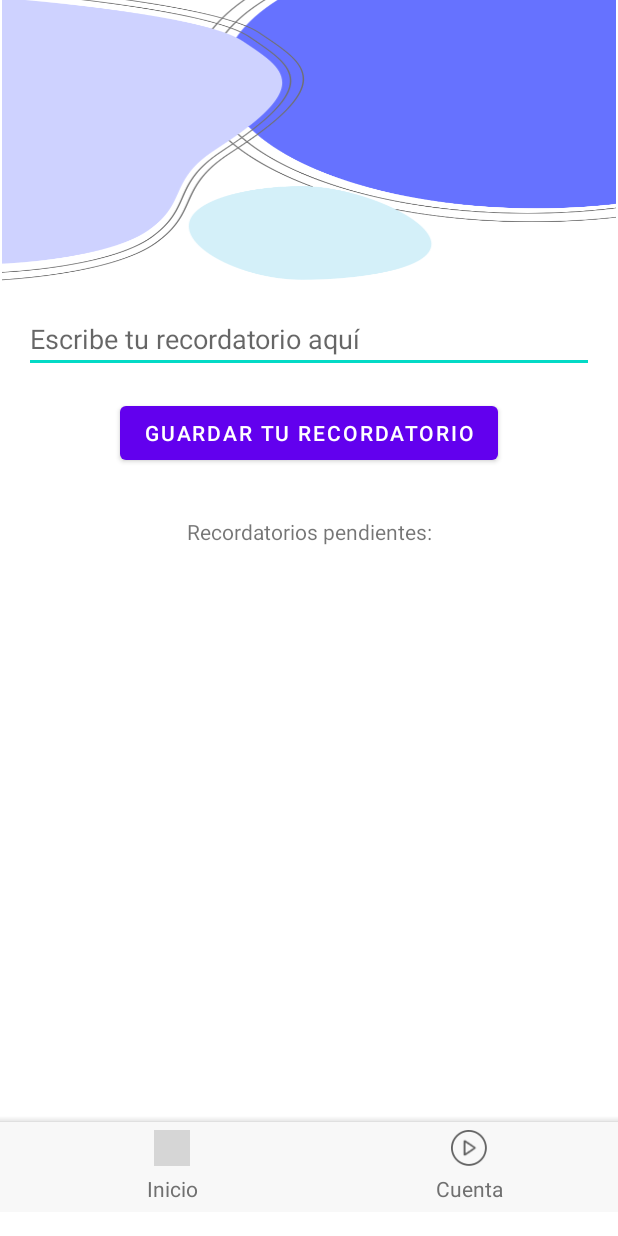
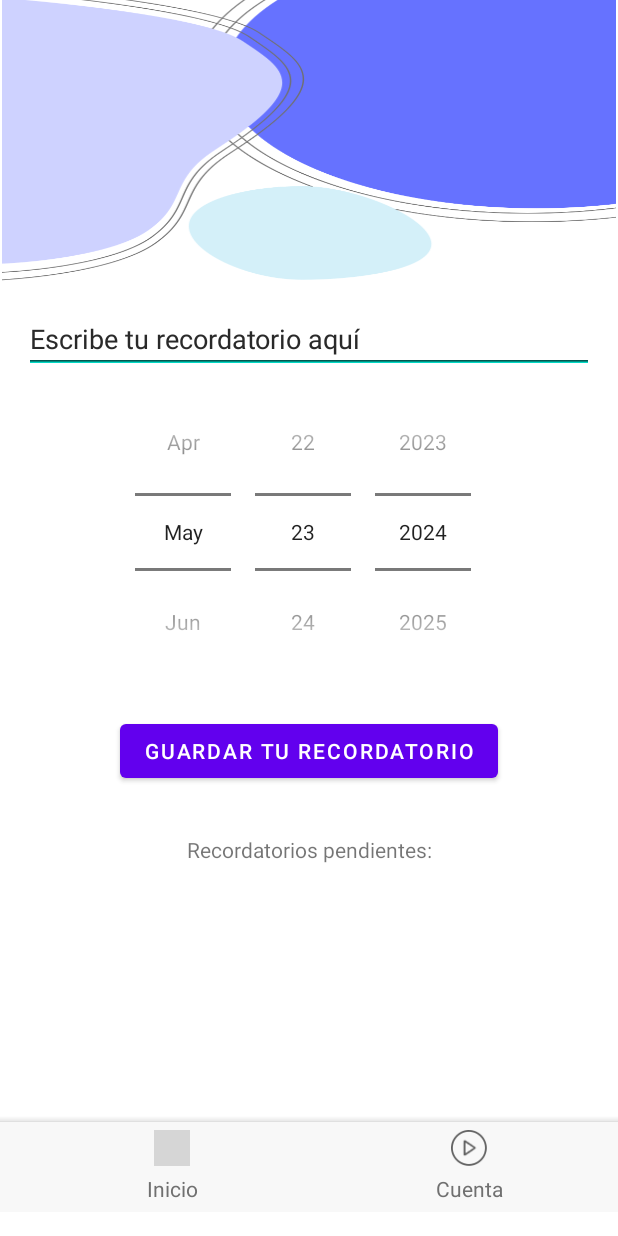
Before and after one commit to Educandoapp/Educandoapp-PracticaProfesionalizante-WEB, an Android app: the Recordatorio screen opened directly, with no data from a screen before it, on a phone screen of 412 x 824 dp. Run offline under Robolectric (Android 15) with nearby library versions, the phone set to English and light mode, and no system bars; grey boxes are pictures that could not be loaded.

Commit message:
Se agrega la opcion de seleccionar la fecha en el recordatorio

```diff
--- a/Educando-app/educandoapp/educandoapp/app/src/main/res/layout/activity_recordatorio.xml
+++ b/Educando-app/educandoapp/educandoapp/app/src/main/res/layout/activity_recordatorio.xml
@@ -28,12 +28,34 @@
         android:layout_marginStart="16dp"
         android:layout_marginEnd="16dp"/>
 
+    <EditText
+        android:id="@+id/editTextRecordatorio1"
+        android:layout_width="0dp"
+        android:layout_height="wrap_content"
+        android:hint="Escribe tu recordatorio aquí"
+        app:layout_constraintEnd_toEndOf="parent"
+        app:layout_constraintStart_toStartOf="parent"
+        app:layout_constraintTop_toBottomOf="@+id/imageView"
+        android:layout_marginTop="16dp"
+        android:layout_marginStart="16dp"
+        android:layout_marginEnd="16dp"/>
+
+    <DatePicker
+        android:id="@+id/datePicker"
+        android:layout_width="wrap_content"
+        android:layout_height="wrap_content"
+        app:layout_constraintEnd_toEndOf="parent"
+        app:layout_constraintStart_toStartOf="parent"
+        app:layout_constraintTop_toBottomOf="@+id/editTextRecordatorio"
+        android:calendarViewShown="false"
+        android:datePickerMode="spinner" />
+
     <Button
         android:id="@+id/botonGuardar"
         android:layout_width="wrap_content"
         android:layout_height="wrap_content"
         android:text="Guardar tu recordatorio"
-        app:layout_constraintTop_toBottomOf="@+id/editTextRecordatorio"
+        app:layout_constraintTop_toBottomOf="@+id/datePicker"
         app:layout_constraintStart_toStartOf="parent"
         app:layout_constraintEnd_toEndOf="parent"
         android:layout_marginTop="16dp"/>
```
Also changed, not shown: Educando-app/educandoapp/educandoapp/app/src/main/java/com/educando/myapplication/Recordatorio.java (+46 -9 lines), Educando-app/educandoapp/educandoapp/app/src/main/res/layout/item_tarea.xml (+7 -0 lines).
